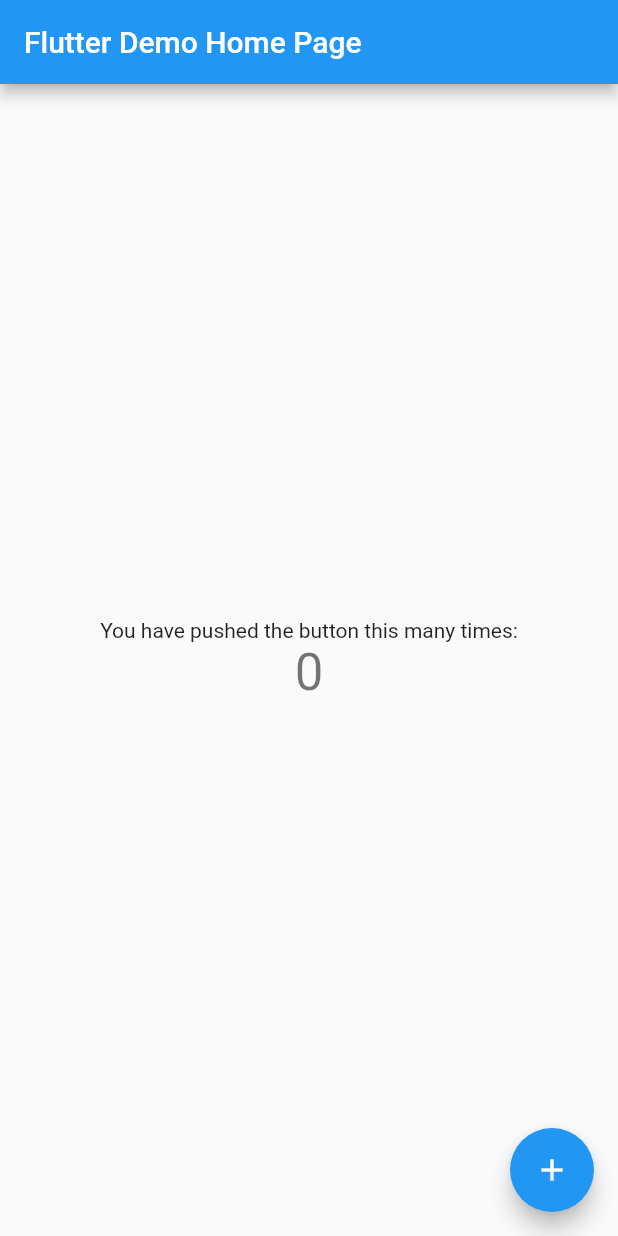
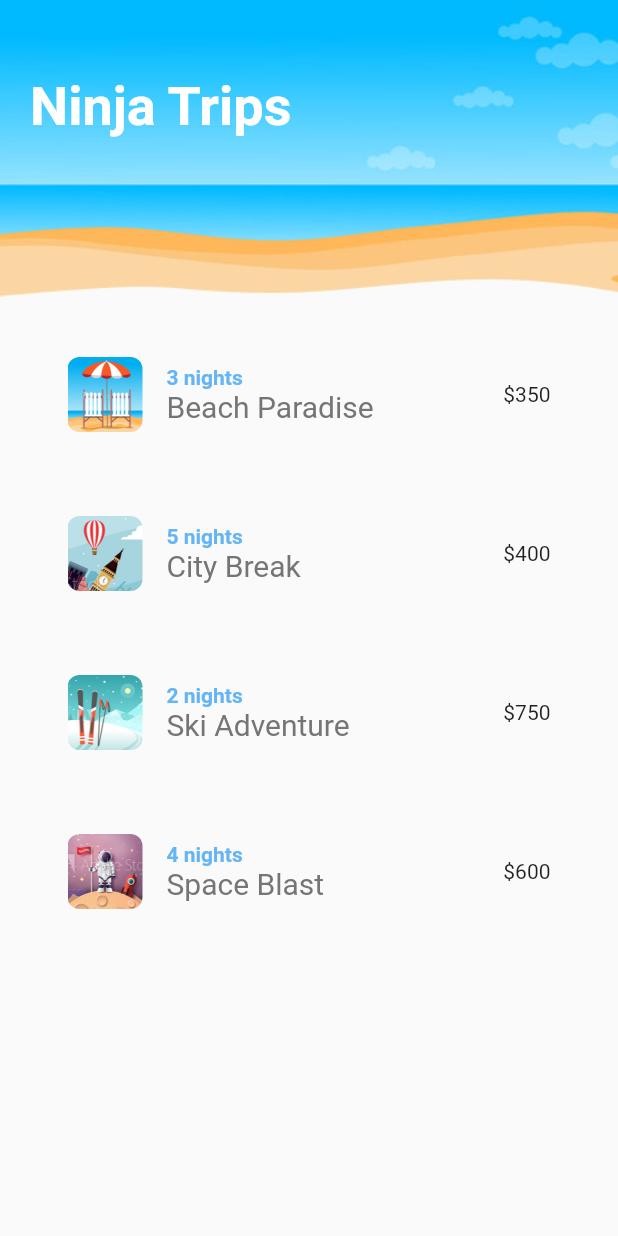
Before and after one commit to jabriabdessamad/TripsApp, a Flutter app: the screen it shows after launch, on a phone screen of 412 x 824 dp. Run offline on Flutter 3.47's test engine with Material 2 defaults, Android fonts, the phone set to English and light mode, and no system bars; our stand-ins replace flutter_lorem.

Commit message:
home page

```diff
--- a/lib/main.dart
+++ b/lib/main.dart
@@ -1,4 +1,5 @@
 import 'package:flutter/material.dart';
+import 'package:trips_app/screens/home.dart';
 
 void main() {
   runApp(const MyApp());
@@ -7,109 +8,15 @@
 class MyApp extends StatelessWidget {
   const MyApp({super.key});
 
-  // This widget is the root of your application.
   @override
   Widget build(BuildContext context) {
     return MaterialApp(
-      title: 'Flutter Demo',
+      debugShowCheckedModeBanner: false,
+      title: 'Trips App',
       theme: ThemeData(
-        // This is the theme of your application.
-        //
-        // Try running your application with "flutter run". You'll see the
-        // application has a blue toolbar. Then, without quitting the app, try
-        // changing the primarySwatch below to Colors.green and then invoke
-        // "hot reload" (press "r" in the console where you ran "flutter run",
-        // or simply save your changes to "hot reload" in a Flutter IDE).
-        // Notice that the counter didn't reset back to zero; the application
-        // is not restarted.
         primarySwatch: Colors.blue,
       ),
-      home: const MyHomePage(title: 'Flutter Demo Home Page'),
+      home: Home(),
     );
   }
 }
-
-class MyHomePage extends StatefulWidget {
-  const MyHomePage({super.key, required this.title});
-
-  // This widget is the home page of your application. It is stateful, meaning
-  // that it has a State object (defined below) that contains fields that affect
-  // how it looks.
-
-  // This class is the configuration for the state. It holds the values (in this
-  // case the title) provided by the parent (in this case the App widget) and
-  // used by the build method of the State. Fields in a Widget subclass are
-  // always marked "final".
-
-  final String title;
-
-  @override
-  State<MyHomePage> createState() => _MyHomePageState();
-}
-
-class _MyHomePageState extends State<MyHomePage> {
-  int _counter = 0;
-
-  void _incrementCounter() {
-    setState(() {
-      // This call to setState tells the Flutter framework that something has
-      // changed in this State, which causes it to rerun the build method below
-      // so that the display can reflect the updated values. If we changed
-      // _counter without calling setState(), then the build method would not be
-      // called again, and so nothing would appear to happen.
-      _counter++;
-    });
-  }
-
-  @override
-  Widget build(BuildContext context) {
-    // This method is rerun every time setState is called, for instance as done
-    // by the _incrementCounter method above.
-    //
-    // The Flutter framework has been optimized to make rerunning build methods
-    // fast, so that you can just rebuild anything that needs updating rather
-    // than having to individually change instances of widgets.
-    return Scaffold(
-      appBar: AppBar(
-        // Here we take the value from the MyHomePage object that was created by
-        // the App.build method, and use it to set our appbar title.
-        title: Text(widget.title),
-      ),
-      body: Center(
-        // Center is a layout widget. It takes a single child and positions it
-        // in the middle of the parent.
-        child: Column(
-          // Column is also a layout widget. It takes a list of children and
-          // arranges them vertically. By default, it sizes itself to fit its
-          // children horizontally, and tries to be as tall as its parent.
-          //
-          // Invoke "debug painting" (press "p" in the console, choose the
-          // "Toggle Debug Paint" action from the Flutter Inspector in Android
-          // Studio, or the "Toggle Debug Paint" command in Visual Studio Code)
-          // to see the wireframe for each widget.
-          //
-          // Column has various properties to control how it sizes itself and
-          // how it positions its children. Here we use mainAxisAlignment to
-          // center the children vertically; the main axis here is the vertical
-          // axis because Columns are vertical (the cross axis would be
-          // horizontal).
-          mainAxisAlignment: MainAxisAlignment.center,
-          children: <Widget>[
-            const Text(
-              'You have pushed the button this many times:',
-            ),
-            Text(
-              '$_counter',
-              style: Theme.of(context).textTheme.headline4,
-            ),
-          ],
-        ),
-      ),
-      floatingActionButton: FloatingActionButton(
-        onPressed: _incrementCounter,
-        tooltip: 'Increment',
-        child: const Icon(Icons.add),
-      ), // This trailing comma makes auto-formatting nicer for build methods.
-    );
-  }
-}
--- /dev/null
+++ b/lib/models/trip_model.dart
@@ -0,0 +1,12 @@
+class Trip {
+  final String title;
+  final String price;
+  final String nights;
+  final String img;
+
+  Trip(
+      {required this.title,
+      required this.price,
+      required this.nights,
+      required this.img});
+}
--- /dev/null
+++ b/lib/screens/home.dart
@@ -0,0 +1,37 @@
+import 'package:flutter/material.dart';
+import 'package:trips_app/shared/screen_title.dart';
+import 'package:trips_app/shared/trip_list.dart';
+
+class Home extends StatefulWidget {
+  @override
+  _HomeState createState() => _HomeState();
+}
+
+class _HomeState extends State<Home> {
+  @override
+  Widget build(BuildContext context) {
+    return Scaffold(
+        body: Container(
+            padding: EdgeInsets.all(20),
+            decoration: BoxDecoration(
+              image: DecorationImage(
+                  image: AssetImage("images/bg.png"),
+                  fit: BoxFit.fitWidth,
+                  alignment: Alignment.topLeft),
+            ),
+            child: Column(
+              crossAxisAlignment: CrossAxisAlignment.start,
+              children: <Widget>[
+                SizedBox(height: 30),
+                SizedBox(
+                  height: 160,
+                  child: ScreenTitle(text: 'Ninja Trips'),
+                ),
+                Flexible(
+                  child: TripList(),
+                )
+                //Sandbox(),
+              ],
+            )));
+  }
+}
--- /dev/null
+++ b/lib/shared/screen_title.dart
@@ -0,0 +1,16 @@
+import 'package:flutter/material.dart';
+
+class ScreenTitle extends StatelessWidget {
+  final String text;
+
+  const ScreenTitle({Key? key, required this.text}) : super(key: key);
+
+  @override
+  Widget build(BuildContext context) {
+    return Text(
+      text,
+      style: TextStyle(
+          fontSize: 36, color: Colors.white, fontWeight: FontWeight.bold),
+    );
+  }
+}
--- /dev/null
+++ b/lib/shared/trip_list.dart
@@ -0,0 +1,74 @@
+import 'package:flutter/material.dart';
+import 'package:trips_app/models/trip_model.dart';
+import 'package:trips_app/screens/details.dart';
+
+class TripList extends StatefulWidget {
+  @override
+  _TripListState createState() => _TripListState();
+}
+
+class _TripListState extends State<TripList> {
+  List<Widget> _tripTiles = [];
+  final GlobalKey _listKey = GlobalKey();
+
+  @override
+  void initState() {
+    super.initState();
+    _addTrips();
+  }
+
+  void _addTrips() {
+    // get data from db
+    List<Trip> _trips = [
+      Trip(
+          title: 'Beach Paradise', price: '350', nights: '3', img: 'beach.png'),
+      Trip(title: 'City Break', price: '400', nights: '5', img: 'city.png'),
+      Trip(title: 'Ski Adventure', price: '750', nights: '2', img: 'ski.jpg'),
+      Trip(title: 'Space Blast', price: '600', nights: '4', img: 'space.png'),
+    ];
+
+    _trips.forEach((Trip trip) {
+      _tripTiles.add(_buildTile(trip));
+    });
+  }
+
+  Widget _buildTile(Trip trip) {
+    return ListTile(
+      onTap: () {
+        Navigator.push(context,
+            MaterialPageRoute(builder: (context) => Details(trip: trip)));
+      },
+      contentPadding: EdgeInsets.all(25),
+      title: Column(
+        crossAxisAlignment: CrossAxisAlignment.start,
+        children: <Widget>[
+          Text('${trip.nights} nights',
+              style: TextStyle(
+                  fontSize: 14,
+                  fontWeight: FontWeight.bold,
+                  color: Colors.blue[300])),
+          Text(trip.title,
+              style: TextStyle(fontSize: 20, color: Colors.grey[600])),
+        ],
+      ),
+      leading: ClipRRect(
+        borderRadius: BorderRadius.circular(8.0),
+        child: Image.asset(
+          'images/${trip.img}',
+          height: 50.0,
+        ),
+      ),
+      trailing: Text('\$${trip.price}'),
+    );
+  }
+
+  @override
+  Widget build(BuildContext context) {
+    return ListView.builder(
+        key: _listKey,
+        itemCount: _tripTiles.length,
+        itemBuilder: (context, index) {
+          return _tripTiles[index];
+        });
+  }
+}
```
Also changed, not shown: lib/screens/details.dart (added, +48 -0 lines), lib/shared/heart.dart (added, +17 -0 lines), pubspec.yaml (+5 -7 lines), images/beach.png (added), images/bg.png (added), images/city.png (added), images/ski.jpg (added), images/space.png (added), pubspec.lock.
